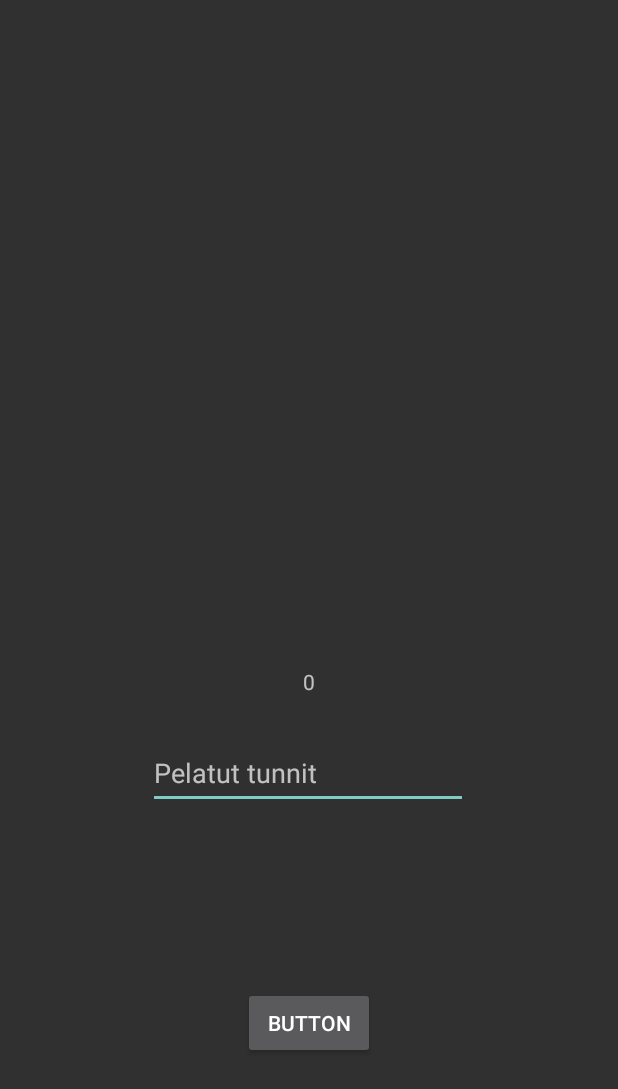
After one commit to Panibo/eSportBurner, an Android app: the GameDataActivity screen opened directly, with no data from a screen before it, on a phone screen of 412 x 824 dp. The commit adds this screen. Shown: the top 1089 px of the screen. Run offline under Robolectric (Android 15) with nearby library versions, the phone set to English and light mode, and no system bars.

Commit message:
GameDataActivity.java lisätty. Kalorien tallennus lisätty.

```diff
--- a/app/src/main/AndroidManifest.xml
+++ b/app/src/main/AndroidManifest.xml
@@ -9,6 +9,9 @@
         android:roundIcon="@mipmap/ic_launcher_round"
         android:supportsRtl="true"
         android:theme="@style/Theme.AppCompat.NoActionBar">
+        <activity
+            android:name=".GameDataActivity"
+            android:exported="true" />
         <activity
             android:name=".GameListActivity"
             android:exported="true" />
--- /dev/null
+++ b/app/src/main/java/fi/hyte/esportsburner/GameDataActivity.java
@@ -0,0 +1,61 @@
+package fi.hyte.esportsburner;
+
+import androidx.appcompat.app.AppCompatActivity;
+
+import android.app.Activity;
+import android.content.Intent;
+import android.content.SharedPreferences;
+import android.os.Bundle;
+import android.view.View;
+import android.widget.Button;
+import android.widget.EditText;
+import android.widget.TextView;
+
+public class GameDataActivity extends AppCompatActivity {
+
+    private String nimi;
+    private int kalorit;
+    private TextView kaloriView;
+
+    @Override
+    protected void onCreate(Bundle savedInstanceState) {
+        super.onCreate(savedInstanceState);
+        setContentView(R.layout.activity_game_data);
+
+        TextView nimiView = findViewById(R.id.nimiView);
+        kaloriView = findViewById(R.id.kaloriView);
+
+        Intent intent = getIntent();
+        nimi = intent.getStringExtra("NIMI");
+        nimiView.setText(nimi);
+
+        SharedPreferences prefGet = getSharedPreferences(nimi ,Activity.MODE_PRIVATE);
+        kalorit = prefGet.getInt("KALORIT", 0);
+        kaloriView.setText(String.valueOf(kalorit));
+
+        Button lisaaButton = findViewById(R.id.button_lisaa);
+        lisaaButton.setOnClickListener(new View.OnClickListener() {
+            @Override
+            public void onClick(View view) {
+                lisaa();
+            }
+        });
+    }
+
+    private void lisaa(){
+        EditText editText = findViewById(R.id.editTunnit);
+        kalorit += Integer.parseInt(String.valueOf(editText.getText()));
+        kaloriView.setText(String.valueOf(kalorit));
+    }
+
+    @Override
+    protected void onPause() {
+        super.onPause();
+
+        SharedPreferences prefPut = getSharedPreferences(nimi, Activity.MODE_PRIVATE);
+        SharedPreferences.Editor prefEditor = prefPut.edit();
+        prefEditor.putInt("KALORIT", kalorit);
+        prefEditor.commit();
+
+    }
+}
--- a/app/src/main/java/fi/hyte/esportsburner/GameListActivity.java
+++ b/app/src/main/java/fi/hyte/esportsburner/GameListActivity.java
@@ -2,7 +2,11 @@ package fi.hyte.esportsburner;
 
 import androidx.appcompat.app.AppCompatActivity;
 
+import android.content.Intent;
 import android.os.Bundle;
+import android.util.Log;
+import android.view.View;
+import android.widget.AdapterView;
 import android.widget.ArrayAdapter;
 import android.widget.ListView;
 
@@ -19,5 +23,15 @@ public class GameListActivity extends AppCompatActivity {
         this,
                 android.R.layout.simple_list_item_1,
                 Global.getInstance().getGames()));
+
+        lv.setOnItemClickListener(new AdapterView.OnItemClickListener() {
+            @Override
+            public void onItemClick(AdapterView<?> adapterView, View view, int i, long l) {
+                Intent nextActivity = new Intent(GameListActivity.this, GameDataActivity.class);
+                nextActivity.putExtra("NIMI", Global.getInstance().getGames().get(i).toString());
+                startActivity(nextActivity);
+            }
+        });
+
     }
 }
--- /dev/null
+++ b/app/src/main/res/layout/activity_game_data.xml
@@ -0,0 +1,55 @@
+<?xml version="1.0" encoding="utf-8"?>
+<androidx.constraintlayout.widget.ConstraintLayout xmlns:android="http://schemas.android.com/apk/res/android"
+    xmlns:app="http://schemas.android.com/apk/res-auto"
+    xmlns:tools="http://schemas.android.com/tools"
+    android:layout_width="match_parent"
+    android:layout_height="match_parent"
+    tools:context=".GameDataActivity">
+
+    <TextView
+        android:id="@+id/nimiView"
+        android:layout_width="wrap_content"
+        android:layout_height="wrap_content"
+        android:text="TextView"
+        app:layout_constraintBottom_toBottomOf="parent"
+        app:layout_constraintEnd_toEndOf="parent"
+        app:layout_constraintStart_toStartOf="parent"
+        app:layout_constraintTop_toTopOf="parent" />
+
+    <EditText
+        android:id="@+id/editTunnit"
+        android:layout_width="wrap_content"
+        android:layout_height="wrap_content"
+        android:ems="10"
+        android:hint="Pelatut tunnit"
+        android:inputType="numberDecimal"
+        android:minHeight="48dp"
+        app:layout_constraintBottom_toBottomOf="parent"
+        app:layout_constraintEnd_toEndOf="parent"
+        app:layout_constraintHorizontal_bias="0.497"
+        app:layout_constraintStart_toStartOf="parent"
+        app:layout_constraintTop_toBottomOf="@+id/nimiView"
+        app:layout_constraintVertical_bias="0.196" />
+
+    <Button
+        android:id="@+id/button_lisaa"
+        android:layout_width="wrap_content"
+        android:layout_height="wrap_content"
+        android:text="Button"
+        app:layout_constraintBottom_toBottomOf="parent"
+        app:layout_constraintEnd_toEndOf="parent"
+        app:layout_constraintStart_toStartOf="parent"
+        app:layout_constraintTop_toBottomOf="@+id/editTunnit" />
+
+    <TextView
+        android:id="@+id/kaloriView"
+        android:layout_width="wrap_content"
+        android:layout_height="wrap_content"
+        android:layout_marginTop="18dp"
+        android:layout_marginBottom="23dp"
+        android:text="TextView"
+        app:layout_constraintBottom_toTopOf="@+id/editTunnit"
+        app:layout_constraintEnd_toEndOf="parent"
+        app:layout_constraintStart_toStartOf="parent"
+        app:layout_constraintTop_toBottomOf="@+id/nimiView" />
+</androidx.constraintlayout.widget.ConstraintLayout>
--- a/app/src/main/res/layout/activity_main.xml
+++ b/app/src/main/res/layout/activity_main.xml
@@ -34,7 +34,7 @@
     <pl.droidsonroids.gif.GifImageView
         android:layout_width="170dp"
         android:layout_height="155dp"
-        android:src="@drawable/liekki"
+        android:src="@drawable/ic_launcher_background"
         app:layout_constraintBottom_toBottomOf="parent"
         app:layout_constraintEnd_toEndOf="parent"
         app:layout_constraintHorizontal_bias="0.497"
```
